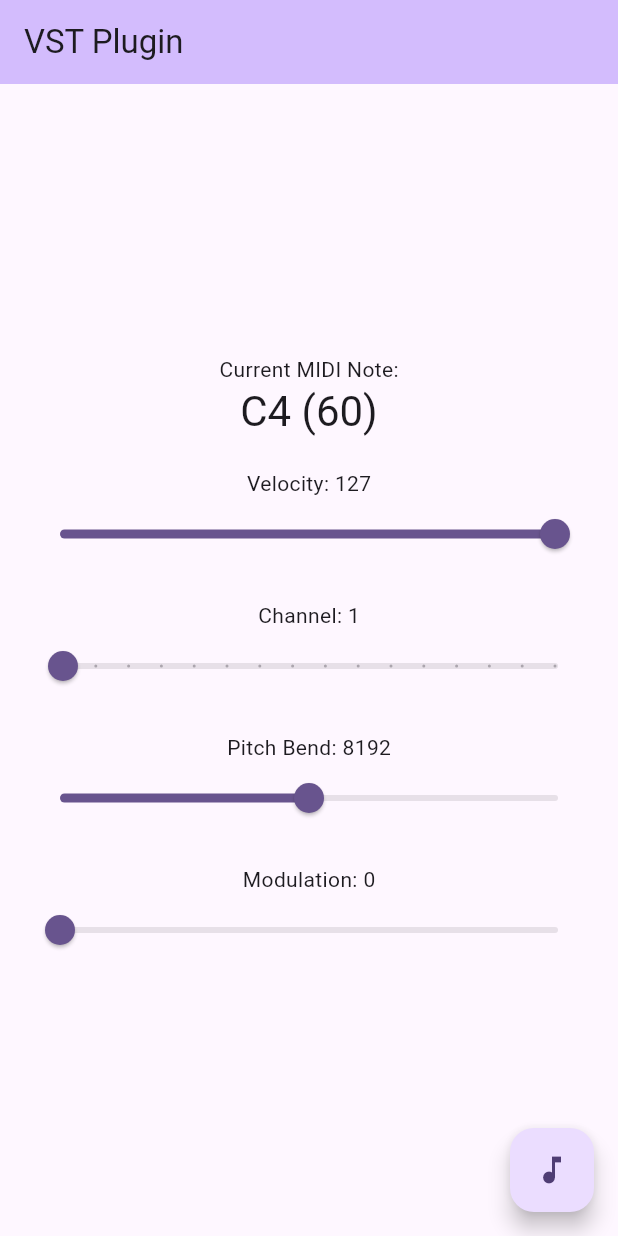
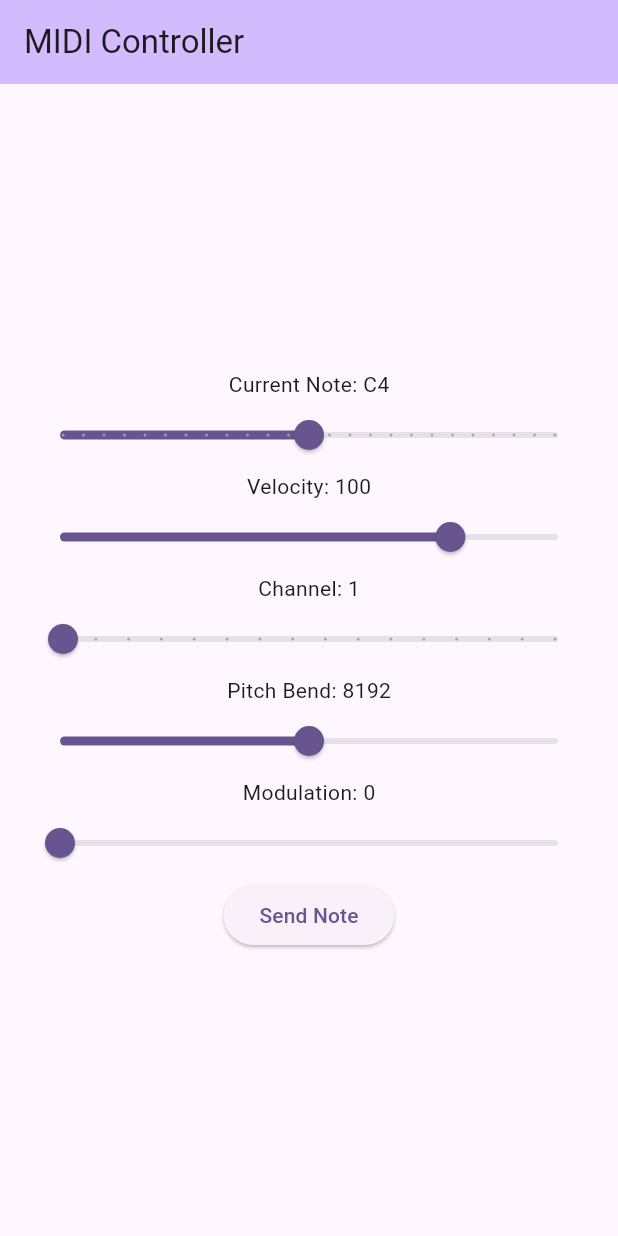
Before and after one commit to Abrham-amplitude/vst_daw_test_app, a Flutter app: the screen it shows after launch, on a phone screen of 412 x 824 dp. Run offline on Flutter 3.47's test engine with Material 3 defaults, Android fonts, the phone set to English and light mode, and no system bars; missing offline and left inert: flutter_midi_command.

Commit message:
Refactor MainScreen to improve MIDI signal handling and UI responsiveness

```diff
--- a/lib/presentation/screens/main_screen.dart
+++ b/lib/presentation/screens/main_screen.dart
@@ -13,62 +13,70 @@ class MainScreen extends StatefulWidget {
 }
 
 class _MainScreenState extends State<MainScreen> {
-  late final MidiService _midiService;
-  int _midiNote = 60; // Middle C
-  int _velocity = 127;
+  final MidiService _midiService = MidiServiceImpl(MidiRepositoryImpl());
+  int _currentNote = 60; // Middle C
+  int _velocity = 100;
   int _channel = 0;
   int _pitchBend = 8192; // Center position (0-16383)
   int _modulation = 0; // 0-127
 
-  @override
-  void initState() {
-    super.initState();
-    final repository = MidiRepositoryImpl();
-    _midiService = MidiServiceImpl(repository);
-  }
+  void _sendMidiSignal() async {
+    try {
+      // Send Note On
+      await _midiService.sendNote(_currentNote, _velocity);
+      print('Sent MIDI Note: $_currentNote');
 
-  void _sendMidiSignal() async {
-    await _midiService.sendNote(_midiNote, _velocity, channel: _channel);
-    setState(() {
-      _midiNote = (_midiNote + 1) % 128;
-    });
+      // Send Note Off after 500ms
+      await Future.delayed(const Duration(milliseconds: 500));
+      await _midiService.sendMessage(
+        MidiMessage.noteOff(_currentNote, _velocity),
+      );
+    } catch (e) {
+      print('Error sending MIDI: $e');
+    }
   }
 
   void _updatePitchBend(double value) {
     setState(() {
       _pitchBend = value.round();
     });
-    _midiService
-        .sendMessage(MidiMessage.pitchBend(_pitchBend, channel: _channel));
+    _midiService.sendMessage(
+      MidiMessage.pitchBend(_pitchBend, channel: _channel),
+    );
   }
 
   void _updateModulation(double value) {
     setState(() {
       _modulation = value.round();
     });
-    _midiService
-        .sendMessage(MidiMessage.modulation(_modulation, channel: _channel));
+    _midiService.sendMessage(
+      MidiMessage.modulation(_modulation, channel: _channel),
+    );
   }
 
   @override
   Widget build(BuildContext context) {
-    final midiNote = MidiNote(_midiNote);
     return Scaffold(
       appBar: AppBar(
         backgroundColor: Theme.of(context).colorScheme.inversePrimary,
-        title: const Text('VST Plugin'),
+        title: const Text('MIDI Controller'),
       ),
       body: Padding(
         padding: const EdgeInsets.all(16.0),
         child: Column(
           mainAxisAlignment: MainAxisAlignment.center,
           children: <Widget>[
-            const Text('Current MIDI Note:'),
-            Text(
-              '${midiNote.name} ($_midiNote)',
-              style: Theme.of(context).textTheme.headlineMedium,
+            Text('Current Note: ${MidiNote(_currentNote).name}'),
+            Slider(
+              value: _currentNote.toDouble(),
+              min: 48,
+              max: 72,
+              divisions: 24,
+              label: MidiNote(_currentNote).name,
+              onChanged: (value) {
+                setState(() => _currentNote = value.round());
+              },
             ),
-            const SizedBox(height: 20),
             Text('Velocity: $_velocity'),
             Slider(
               value: _velocity.toDouble(),
@@ -81,7 +89,6 @@ class _MainScreenState extends State<MainScreen> {
                 });
               },
             ),
-            const SizedBox(height: 20),
             Text('Channel: ${_channel + 1}'),
             Slider(
               value: _channel.toDouble(),
@@ -94,7 +101,6 @@ class _MainScreenState extends State<MainScreen> {
                 });
               },
             ),
-            const SizedBox(height: 20),
             Text('Pitch Bend: $_pitchBend'),
             Slider(
               value: _pitchBend.toDouble(),
@@ -102,7 +108,6 @@ class _MainScreenState extends State<MainScreen> {
               max: 16383,
               onChanged: _updatePitchBend,
             ),
-            const SizedBox(height: 20),
             Text('Modulation: $_modulation'),
             Slider(
               value: _modulation.toDouble(),
@@ -110,13 +115,12 @@ class _MainScreenState extends State<MainScreen> {
               max: 127,
               onChanged: _updateModulation,
             ),
+            ElevatedButton(
+              onPressed: _sendMidiSignal,
+              child: const Text('Send Note'),
+            ),
           ],
         ),
-      ),
-      floatingActionButton: FloatingActionButton(
-        onPressed: _sendMidiSignal,
-        tooltip: 'Send MIDI Signal',
-        child: const Icon(Icons.music_note),
       ),
     );
   }
```
